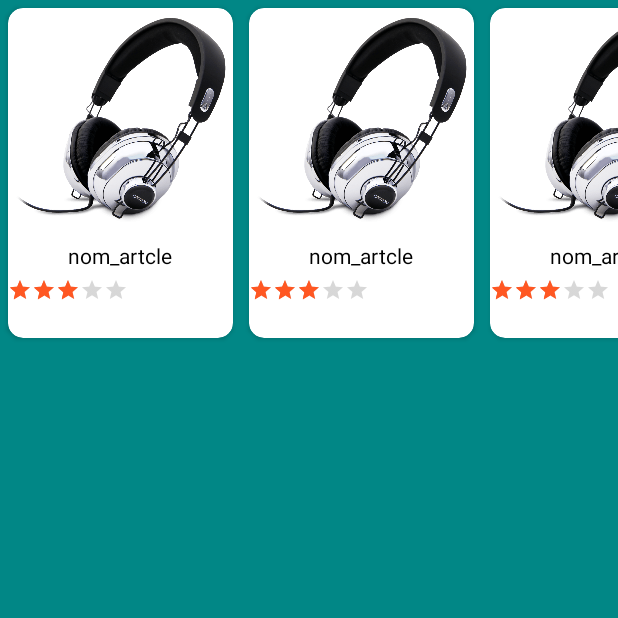
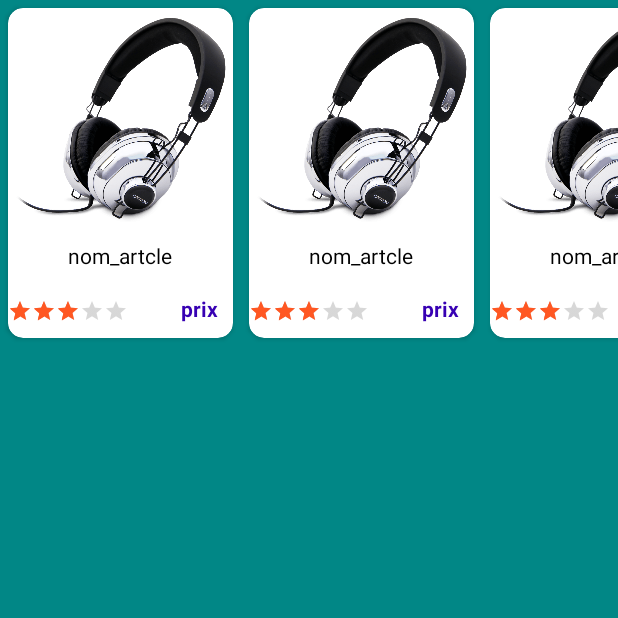
Before and after one commit to BabiMumba/Babistone_Aut, an Android app: the screen it shows after launch (Horinzatale_activity), on a phone screen of 412 x 824 dp, the top half of it. Run offline under Robolectric (Android 15) with nearby library versions, the phone set to English and light mode, and no system bars.

Commit message:
add a new file

```diff
--- a/app/src/main/res/layout/row_item.xml
+++ b/app/src/main/res/layout/row_item.xml
@@ -32,18 +32,33 @@
                 android:layout_margin="5dp"
                 />
            <RelativeLayout
-               android:layout_width="wrap_content"
+               android:layout_marginBottom="10dp"
+               android:layout_width="match_parent"
                android:layout_height="wrap_content"
                >
                <RatingBar
+                   android:layout_alignParentBottom="true"
                    android:id="@+id/note_etoile"
                    style="@style/Widget.AppCompat.RatingBar.Small"
                    android:layout_width="wrap_content"
                    android:layout_height="wrap_content"
-                   android:layout_centerHorizontal="true"
                    android:progressTint="#FF5722"
                    android:rating="3"
-                   android:secondaryProgressTint="#FF5722" />
+                   android:secondaryProgressTint="#FF5722"/>
+               <TextView
+                   android:id="@+id/prix"
+                   android:layout_alignParentEnd="true"
+                   android:layout_alignParentBottom="true"
+                   android:layout_width="wrap_content"
+                   android:layout_height="wrap_content"
+                   android:text="prix"
+                   android:textStyle="bold"
+                   android:textColor="@color/purple_700"
+                   android:layout_marginEnd="10dp"
+                   />
+
+
+
            </RelativeLayout>
 
 
```
